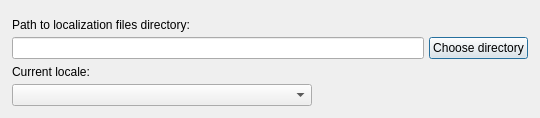
Old version of the form Tools/UIEditor/UI/Dialogs/localizationeditordialog.ui in the repository xaoctech/dava.engine.
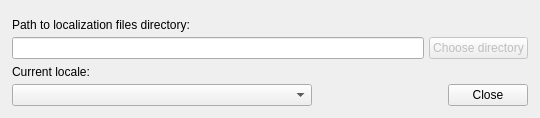
New version of the form.

Commit message: [DF-348] UI Editor. Fix for DF-654 and DF-676.

```diff
--- a/Tools/UIEditor/UI/Dialogs/localizationeditordialog.ui
+++ b/Tools/UIEditor/UI/Dialogs/localizationeditordialog.ui
@@ -67,6 +67,9 @@
        </item>
        <item>
         <widget class="QPushButton" name="openLocalizationFileButton">
+         <property name="enabled">
+          <bool>false</bool>
+         </property>
          <property name="text">
           <string>Choose directory</string>
          </property>
@@ -106,6 +109,25 @@
          </property>
         </spacer>
        </item>
+       <item>
+        <widget class="QPushButton" name="closeButton">
+         <property name="sizePolicy">
+          <sizepolicy hsizetype="Minimum" vsizetype="Fixed">
+           <horstretch>0</horstretch>
+           <verstretch>0</verstretch>
+          </sizepolicy>
+         </property>
+         <property name="minimumSize">
+          <size>
+           <width>75</width>
+           <height>0</height>
+          </size>
+         </property>
+         <property name="text">
+          <string>Close</string>
+         </property>
+        </widget>
+       </item>
       </layout>
      </item>
     </layout>
```
The commit also changes 6 other files.
